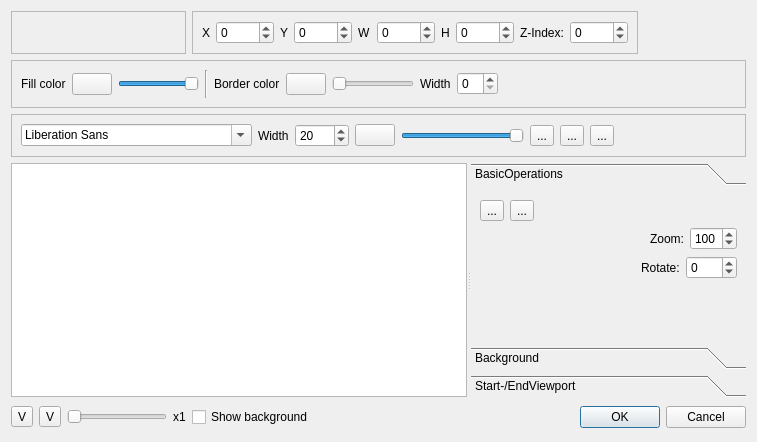
Before: the Qt Designer form src/widgets/titlewidget_ui.ui in KDE/kdenlive, drawn with Qt 5.
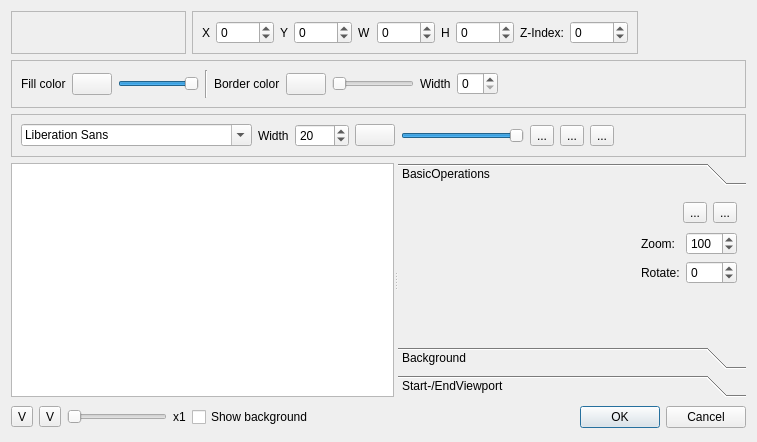
After: the same form once the commit is applied. Custom widgets are drawn as their Qt base class.

Commit message: add missing icons for title dialog

Patch:
```diff
--- a/src/widgets/titlewidget_ui.ui
+++ b/src/widgets/titlewidget_ui.ui
@@ -240,19 +240,46 @@
         <rect>
          <x>0</x>
          <y>0</y>
-         <width>227</width>
+         <width>283</width>
          <height>154</height>
         </rect>
        </property>
        <attribute name="label" >
         <string>BasicOperations</string>
        </attribute>
-       <layout class="QGridLayout" >
-        <item row="2" column="0" colspan="3" >
-         <layout class="QVBoxLayout" >
+       <layout class="QGridLayout" name="gridLayout_3" >
+        <item row="0" column="0" colspan="3" >
+         <layout class="QHBoxLayout" name="horizontalLayout" >
           <item>
-           <layout class="QHBoxLayout" >
+           <spacer name="horizontalSpacer_4" >
+            <property name="orientation" >
+             <enum>Qt::Horizontal</enum>
+            </property>
+            <property name="sizeHint" stdset="0" >
+             <size>
+              <width>161</width>
+              <height>26</height>
+             </size>
+            </property>
+           </spacer>
+          </item>
             <item>
+           <widget class="QToolButton" name="itemhcenter" >
+            <property name="text" >
+             <string>...</string>
+            </property>
+           </widget>
+          </item>
+          <item>
+           <widget class="QToolButton" name="itemvcenter" >
+            <property name="text" >
+             <string>...</string>
+            </property>
+           </widget>
+          </item>
+         </layout>
+        </item>
+        <item row="1" column="0" >
              <spacer>
               <property name="orientation" >
                <enum>Qt::Horizontal</enum>
@@ -265,14 +292,14 @@
               </property>
              </spacer>
             </item>
-            <item>
+        <item row="1" column="1" >
              <widget class="QLabel" name="label_14" >
               <property name="text" >
                <string>Zoom:</string>
               </property>
              </widget>
             </item>
-            <item>
+        <item row="1" column="2" >
              <widget class="KIntSpinBox" name="itemzoom" >
               <property name="maximum" >
                <number>300</number>
@@ -282,11 +309,7 @@
               </property>
              </widget>
             </item>
-           </layout>
-          </item>
-          <item>
-           <layout class="QHBoxLayout" >
-            <item>
+        <item row="2" column="0" >
              <spacer>
               <property name="orientation" >
                <enum>Qt::Horizontal</enum>
@@ -299,14 +322,14 @@
               </property>
              </spacer>
             </item>
-            <item>
+        <item row="2" column="1" >
              <widget class="QLabel" name="label_15" >
               <property name="text" >
                <string>Rotate:</string>
               </property>
              </widget>
             </item>
-            <item>
+        <item row="2" column="2" >
              <widget class="KIntSpinBox" name="itemrotate" >
               <property name="minimum" >
                <number>-360</number>
@@ -316,9 +339,7 @@
               </property>
              </widget>
             </item>
-           </layout>
-          </item>
-          <item>
+        <item row="3" column="0" colspan="3" >
            <spacer>
             <property name="orientation" >
              <enum>Qt::Vertical</enum>
@@ -332,22 +353,6 @@
            </spacer>
           </item>
          </layout>
-        </item>
-        <item row="0" column="1" >
-         <widget class="QToolButton" name="itemvcenter" >
-          <property name="text" >
-           <string>...</string>
-          </property>
-         </widget>
-        </item>
-        <item row="0" column="0" >
-         <widget class="QToolButton" name="itemhcenter" >
-          <property name="text" >
-           <string>...</string>
-          </property>
-         </widget>
-        </item>
-       </layout>
       </widget>
       <widget class="QWidget" name="Background" >
        <property name="geometry" >
```
Left out of the diff: 4 changed lines with no effect on the pictures. Lines whose indentation alone changed are shown as unchanged. The commit also changes 4 other files.
